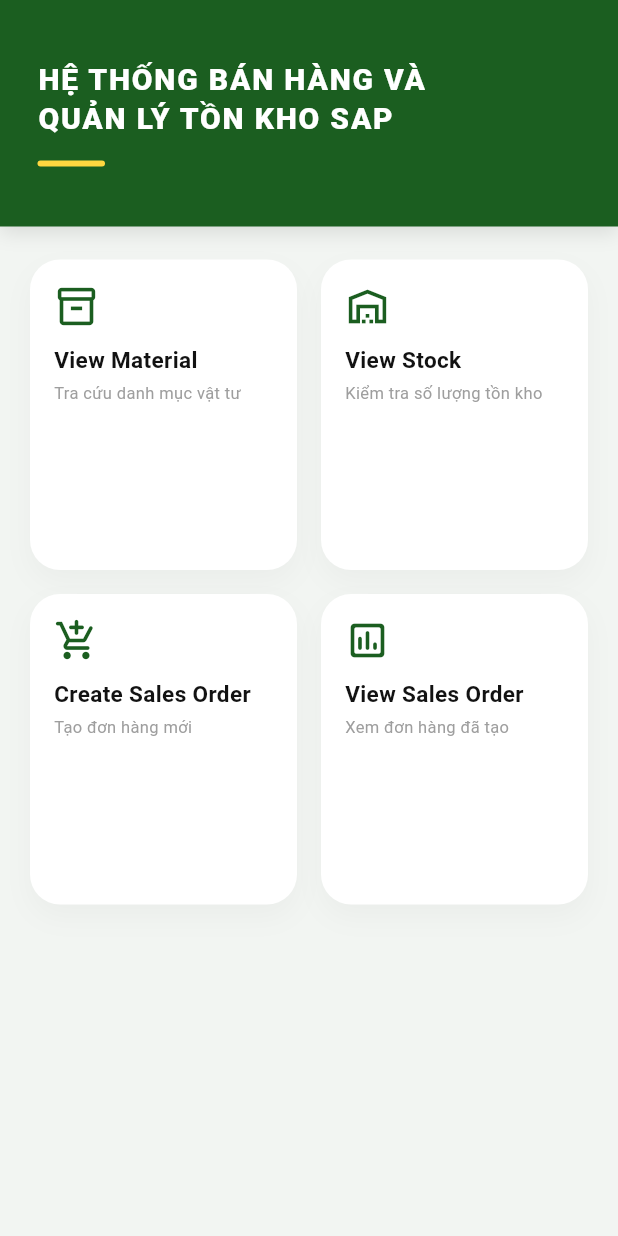
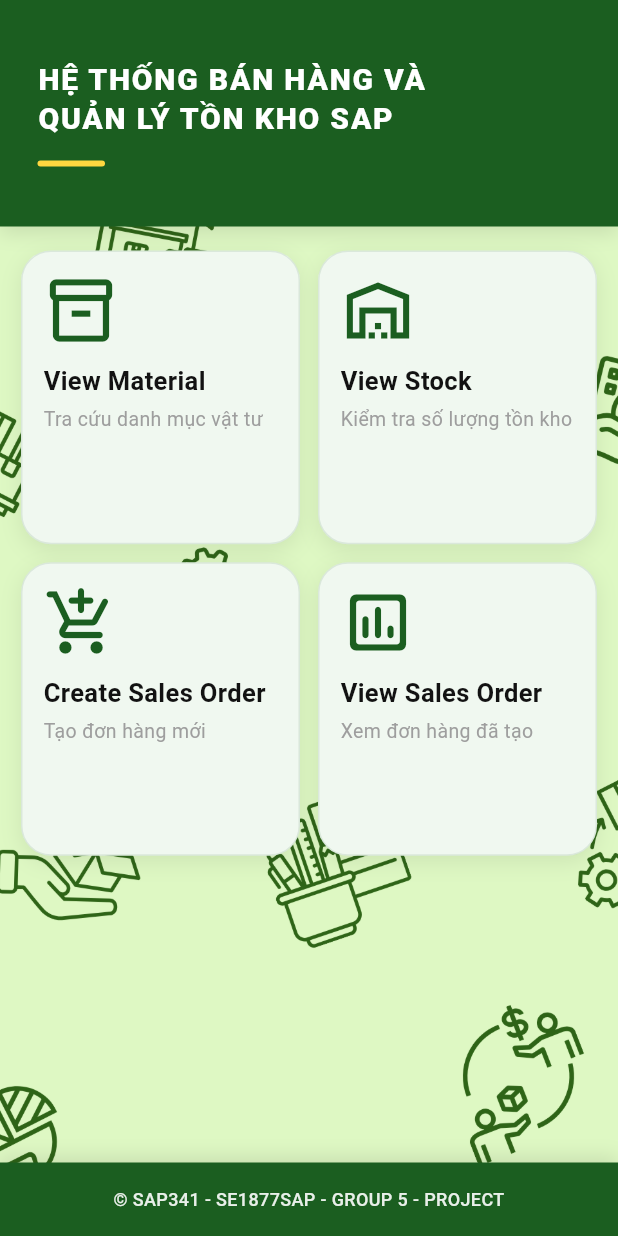
Before and after one commit to ngominhcuong/sap341_project, a Flutter app: the screen it shows after launch, on a phone screen of 412 x 824 dp. Run offline on Flutter 3.47's test engine with Material 3 defaults, Android fonts, the phone set to English and light mode, and no system bars; our stand-ins replace flutter_dotenv, shared_preferences, shimmer.

Commit message:
update: main screen

```diff
--- a/lib/screen/menu.dart
+++ b/lib/screen/menu.dart
@@ -16,17 +16,32 @@
 
     return Scaffold(
       backgroundColor: backgroundLight,
-      body: Column(
+      body: Stack(
+        children: [
+          // Background image
+          Positioned.fill(
+            child: Image.asset(
+              "assets/images/backgrsap.png",
+              fit: BoxFit.cover,
+            ),
+          ),
+          // Content
+          Column(
             children: [
               _buildSystemHeader(context),
               Expanded(
                 child: GridView.builder(
-              padding: const EdgeInsets.symmetric(horizontal: 20, vertical: 22),
+                  padding: const EdgeInsets.symmetric(
+                    horizontal: 14,
+                    vertical: 16,
+                  ),
                   gridDelegate: SliverGridDelegateWithFixedCrossAxisCount(
-                crossAxisCount: isNarrow ? 2 : 3,
-                crossAxisSpacing: 16,
-                mainAxisSpacing: 16,
-                childAspectRatio: isNarrow ? 0.86 : 1.05,
+                    crossAxisCount: size.width < 500 ? 2 : (isNarrow ? 2 : 4),
+                    crossAxisSpacing: 12,
+                    mainAxisSpacing: 12,
+                    childAspectRatio: size.width < 500
+                        ? 0.95
+                        : (isNarrow ? 1.0 : 1.2),
                   ),
                   itemCount: 4,
                   itemBuilder: (context, index) {
@@ -68,12 +83,14 @@
                   },
                 ),
               ),
+              _buildFooter(context),
+            ],
+          ),
         ],
       ),
     );
   }
 
-  // --- Header hien thi ten he thong ---
   Widget _buildSystemHeader(BuildContext context) {
     return Container(
       padding: EdgeInsets.only(
@@ -120,7 +137,6 @@
     );
   }
 
-  // --- Cac card item lua chon ---
   Widget _buildMenuItem(
     BuildContext context,
     String title,
@@ -130,15 +146,16 @@
   ) {
     return Container(
       decoration: BoxDecoration(
-        color: Colors.white,
+        color: Color(0xFFF0F8F0),
         borderRadius: BorderRadius.circular(20),
         boxShadow: [
           BoxShadow(
-            color: Colors.black.withOpacity(0.03),
-            blurRadius: 15,
-            offset: Offset(0, 8),
+            color: Colors.black.withOpacity(0.08),
+            blurRadius: 12,
+            offset: Offset(0, 4),
           ),
         ],
+        border: Border.all(color: primaryGreen.withOpacity(0.1), width: 1),
       ),
       child: Material(
         color: Colors.transparent,
@@ -153,18 +170,18 @@
             }
           },
           child: Padding(
-            padding: const EdgeInsets.all(16),
+            padding: const EdgeInsets.all(14),
             child: Column(
               mainAxisAlignment: MainAxisAlignment.start,
               crossAxisAlignment: CrossAxisAlignment.start,
               children: [
-                Icon(icon, size: 30, color: primaryGreen),
+                Icon(icon, size: 50, color: primaryGreen),
                 const SizedBox(height: 10),
                 Text(
                   title,
                   style: TextStyle(
                     fontWeight: FontWeight.bold,
-                    fontSize: 15,
+                    fontSize: 17,
                     color: Color(0xFF121212),
                   ),
                   maxLines: 2,
@@ -173,7 +190,7 @@
                 SizedBox(height: 4),
                 Text(
                   subtitle,
-                  style: TextStyle(fontSize: 11, color: Colors.grey[500]),
+                  style: TextStyle(fontSize: 13, color: Colors.grey[500]),
                   maxLines: 2,
                   overflow: TextOverflow.ellipsis,
                 ),
@@ -184,4 +201,32 @@
       ),
     );
   }
+
+  Widget _buildFooter(BuildContext context) {
+    return Container(
+      width: double.infinity,
+      padding: EdgeInsets.symmetric(vertical: 16, horizontal: 20),
+      decoration: BoxDecoration(
+        color: primaryGreen,
+        boxShadow: [
+          BoxShadow(
+            color: Colors.black.withOpacity(0.1),
+            blurRadius: 10,
+            offset: Offset(0, -4),
+          ),
+        ],
+      ),
+      child: Center(
+        child: Text(
+          '© SAP341 - SE1877SAP - GROUP 5 - PROJECT',
+          style: TextStyle(
+            color: Colors.white.withOpacity(0.9),
+            fontSize: 12,
+            fontWeight: FontWeight.w500,
+          ),
+          textAlign: TextAlign.center,
+        ),
+      ),
+    );
   }
+}
--- a/pubspec.yaml
+++ b/pubspec.yaml
@@ -63,6 +63,7 @@
 
   assets:
     - .env
+    - assets/images/backgrsap.png
 
   # To add assets to your application, add an assets section, like this:
   # assets:
```
Also changed, not shown: assets/images/backgrsap.png (added). Lines whose indentation alone changed are shown as unchanged.
